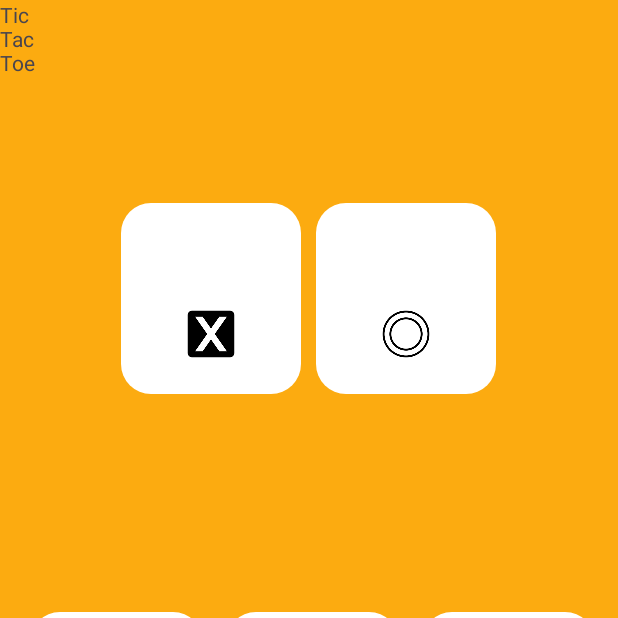
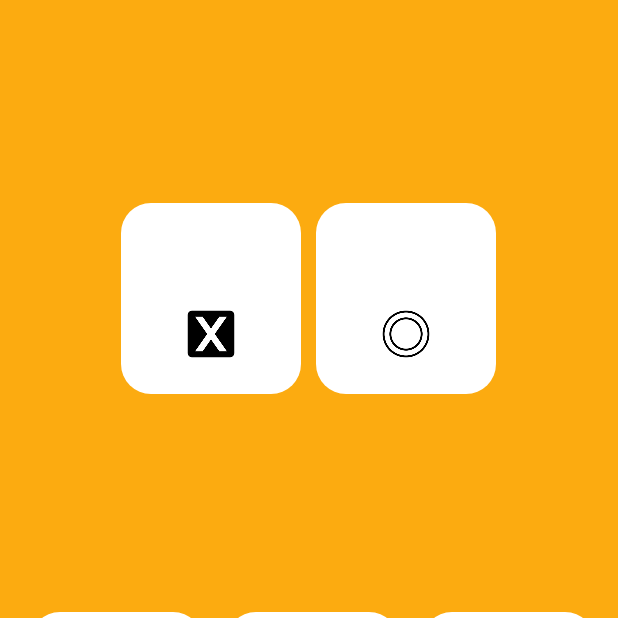
Before and after one commit to izzyluuuuh/TicTacToe, an Android app: the MainActivity screen opened directly, with no data from a screen before it, on a phone screen of 412 x 824 dp, the top half of it. Run offline under Robolectric (Android 15) with nearby library versions, the phone set to English and light mode, and no system bars.

Commit message:
Initial commit

```diff
--- a/app/src/main/res/layout/activity_main.xml
+++ b/app/src/main/res/layout/activity_main.xml
@@ -9,14 +9,14 @@
     android:background="@color/orangeweb"
     tools:context=".MainActivity">
 
-    <TextView
-        android:layout_width="wrap_content"
-        android:layout_height="wrap_content"
-        android:text="Tic\nTac\nToe"
-        app:layout_constraintBottom_toBottomOf="parent"
-        app:layout_constraintEnd_toEndOf="parent"
-        app:layout_constraintStart_toStartOf="parent"
-        app:layout_constraintTop_toTopOf="parent" />
+<!--    <TextView-->
+<!--        android:layout_width="wrap_content"-->
+<!--        android:layout_height="wrap_content"-->
+<!--        android:text="Tic\nTac\nToe"-->
+<!--        app:layout_constraintBottom_toBottomOf="parent"-->
+<!--        app:layout_constraintEnd_toEndOf="parent"-->
+<!--        app:layout_constraintStart_toStartOf="parent"-->
+<!--        app:layout_constraintTop_toTopOf="parent" />-->
 
 
     <LinearLayout
```
Also changed, not shown: 6 other files.
